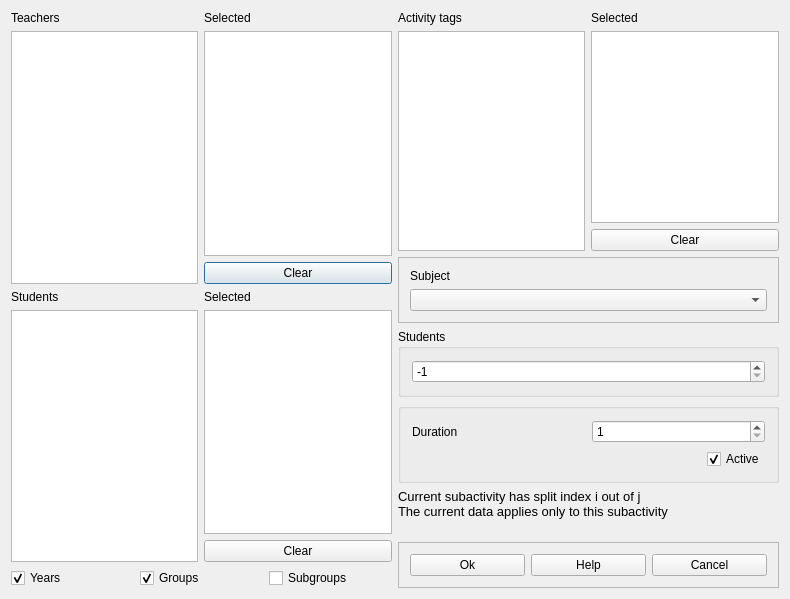
Above: fet/src/interface/modifysubactivityform_template.ui from vonmecheln/fet before the change. Below: the same form after it.
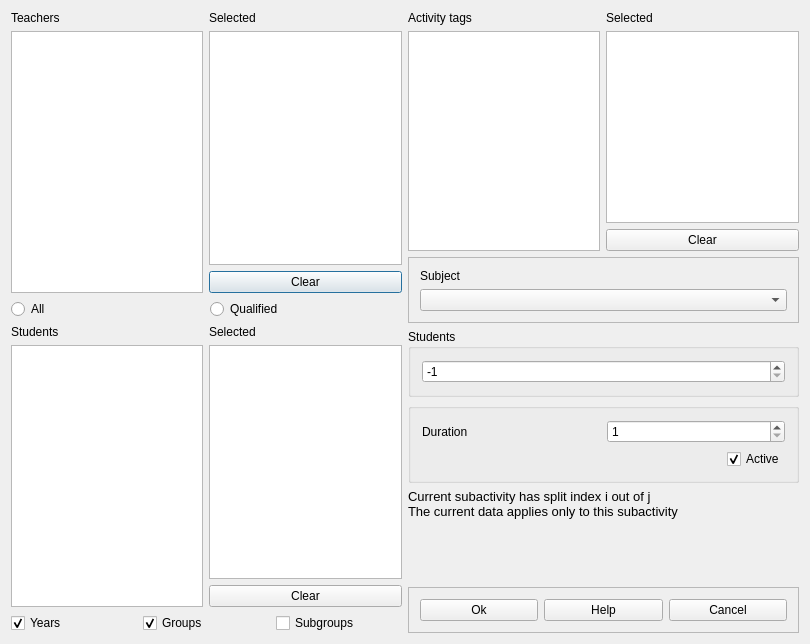
That is the form after the change.

```diff
--- a/fet/src/interface/modifysubactivityform_template.ui
+++ b/fet/src/interface/modifysubactivityform_template.ui
@@ -6,17 +6,14 @@
    <rect>
     <x>0</x>
     <y>0</y>
-    <width>790</width>
-    <height>599</height>
+    <width>810</width>
+    <height>644</height>
    </rect>
   </property>
   <property name="windowTitle">
    <string extracomment="Title of dialog to modify a subactivity">Modify subactivity</string>
   </property>
   <layout class="QGridLayout" name="gridLayout_4">
-   <property name="sizeConstraint">
-    <enum>QLayout::SetMinimumSize</enum>
-   </property>
    <item row="0" column="0">
     <layout class="QVBoxLayout" name="verticalLayout_5">
      <item>
@@ -64,6 +61,24 @@
        </item>
       </layout>
      </item>
+     <item>
+      <layout class="QHBoxLayout" name="horizontalLayout_79">
+       <item>
+        <widget class="QRadioButton" name="allTeachersRadioButton">
+         <property name="text">
+          <string comment="It refers to teachers. It will show all the teachers.">All</string>
+         </property>
+        </widget>
+       </item>
+       <item>
+        <widget class="QRadioButton" name="qualifiedTeachersRadioButton">
+         <property name="text">
+          <string comment="It refers to teachers. It will show only the teachers qualified for the selected subject.">Qualified</string>
+         </property>
+        </widget>
+       </item>
+      </layout>
+     </item>
      <item>
       <layout class="QHBoxLayout" name="horizontalLayout_2">
        <item>
```
